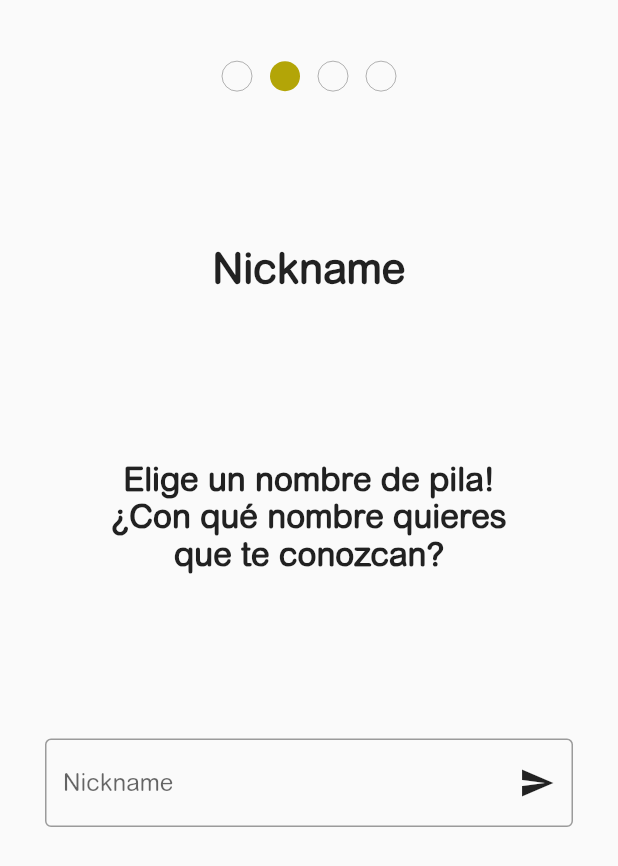
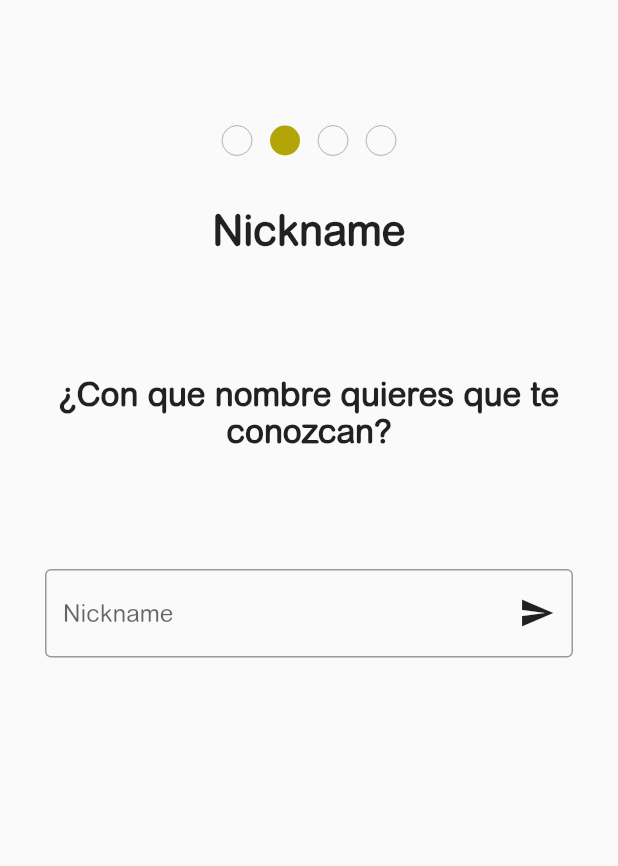
Before and after one commit to just-talk-team/app, a Flutter app: the Register screen opened by its route, after a tap on "Femenino", on a phone screen of 412 x 824 dp. Shown: the top 866 px of the screen. Run offline on Flutter 3.47's test engine with Material 2 defaults, Android fonts, the phone set to English and light mode, and no system bars; drawn by our look-alikes of auto_size_text, smooth_page_indicator; our stand-ins replace cloud_firestore, email_validator, equatable, firebase_auth, firebase_core, firebase_storage and 5 more; missing offline and left inert: enum_to_string, flutter_login_facebook, pedantic; accounts and stored records are empty.

Commit message:
errors fixed

```diff
--- a/lib/layouts/avatar_page.dart
+++ b/lib/layouts/avatar_page.dart
@@ -31,7 +31,6 @@ class _AvatarPage extends State<AvatarPage> {
   @override
   Widget build(BuildContext context) {
     return Column(
-      mainAxisAlignment: MainAxisAlignment.spaceEvenly,
       children: <Widget>[
         //Title
         Container(
@@ -43,45 +42,17 @@ class _AvatarPage extends State<AvatarPage> {
                     TextStyle(fontSize: 28, fontWeight: FontWeight.bold),
               )),
         ),
-        Column(
-          children: [
-            AutoSizeText(
-              "No elijas una foto tuya!",
-              textAlign: TextAlign.center,
-              style: TextStyle(
-                fontSize: 22,
-                fontWeight: FontWeight.bold,
-              ),
-              maxLines: 1,
+        Padding(
+          padding: const EdgeInsets.symmetric(horizontal: 30,vertical: 80),
+          child: AutoSizeText(
+            "Elige una imagen que te represente!",
+            textAlign: TextAlign.center,
+            style: TextStyle(
+              fontSize: 22,
+              fontWeight: FontWeight.bold,
             ),
-            AutoSizeText(
-              "Elige algo que te",
-              textAlign: TextAlign.center,
-              style: TextStyle(
-                fontSize: 22,
-                fontWeight: FontWeight.bold,
-              ),
-              maxLines: 1,
-            ),
-            AutoSizeText(
-              "represente",
-              textAlign: TextAlign.center,
-              style: TextStyle(
-                fontSize: 22,
-                fontWeight: FontWeight.bold,
-              ),
-              maxLines: 1,
-            ),
-            AutoSizeText(
-              "a ti",
-              textAlign: TextAlign.center,
-              style: TextStyle(
-                fontSize: 22,
-                fontWeight: FontWeight.bold,
-              ),
-              maxLines: 1,
-            ),
-          ],
+            maxLines: 2,
+          ),
         ),
 
         //Content
--- a/lib/layouts/chat.dart
+++ b/lib/layouts/chat.dart
@@ -214,6 +214,10 @@ class _Chat extends State<Chat> with TickerProviderStateMixin {
     _chatReady = false;
     recoverChatInfo();
     _startClock();
+
+    WidgetsBinding.instance.addPostFrameCallback((_) {
+      print(_scrollController.position.maxScrollExtent);
+    });
   }
 
   @override
--- a/lib/layouts/info_page.dart
+++ b/lib/layouts/info_page.dart
@@ -78,7 +78,7 @@ class _InfoPage extends State<InfoPage> {
   @override
   Widget build(BuildContext context) {
     return Column(
-      mainAxisAlignment: MainAxisAlignment.spaceEvenly,
+      mainAxisAlignment: MainAxisAlignment.start,
       children: <Widget>[
         //Title
         Container(
@@ -88,15 +88,15 @@ class _InfoPage extends State<InfoPage> {
             ),
           ),
         Padding(
-            padding: const EdgeInsets.symmetric(horizontal: 100),
+            padding: const EdgeInsets.symmetric(horizontal: 30, vertical: 80),
             child: AutoSizeText(
-              "Bríndanos tus datos para conversar al instante con otras personas que quieren escucharte!",
+              "Mantén conversaciones interesantes",
               textAlign: TextAlign.center,
               style: TextStyle(
                 fontSize: 22,
                 fontWeight: FontWeight.bold,
               ),
-              maxLines: 5,
+              maxLines: 2,
             ),
           ),
 
@@ -104,7 +104,6 @@ class _InfoPage extends State<InfoPage> {
         Padding(
           padding: const EdgeInsets.symmetric(horizontal: 30),
           child: Column(
-            mainAxisAlignment: MainAxisAlignment.spaceEvenly,
             children: <Widget>[
               MyTextFieldDatePicker(
                 key: Key('DatePicker'),
--- a/lib/layouts/nickname_page.dart
+++ b/lib/layouts/nickname_page.dart
@@ -40,7 +40,6 @@ class _NicknamePage extends State<NicknamePage> {
   Widget build(BuildContext context) {
     return Container(
       child: Column(
-        mainAxisAlignment: MainAxisAlignment.spaceEvenly,
         children: <Widget>[
           //Title
           Container(
@@ -53,40 +52,18 @@ class _NicknamePage extends State<NicknamePage> {
                 )),
           ),
           Padding(
-              padding: EdgeInsets.fromLTRB(30, 0, 30, 0),
-              child: Column(
-                children: [
-                  AutoSizeText(
-                    "Elige un nombre de pila!",
-                    textAlign: TextAlign.center,
-                    style: TextStyle(
-                      fontSize: 22,
-                      fontWeight: FontWeight.bold,
-                    ),
-                    maxLines: 1,
-                  ),
-                  AutoSizeText(
-                    "¿Con qué nombre quieres",
-                    textAlign: TextAlign.center,
-                    style: TextStyle(
-                      fontSize: 22,
-                      fontWeight: FontWeight.bold,
-                    ),
-                    maxLines: 1,
-                  ),
-                  AutoSizeText(
-                    "que te conozcan?",
-                    textAlign: TextAlign.center,
-                    style: TextStyle(
-                      fontSize: 22,
-                      fontWeight: FontWeight.bold,
-                    ),
-                    maxLines: 1,
-                  ),
-                ],
+              padding: EdgeInsets.symmetric(horizontal: 30,vertical: 80),
+              child: AutoSizeText(
+                "¿Con que nombre quieres que te conozcan?",
+                textAlign: TextAlign.center,
+                style: TextStyle(
+                  fontSize: 22,
+                  fontWeight: FontWeight.bold,
+                ),
+                maxLines: 2,
               )),
           //Content
-          Padding(
+          Container(
             padding: const EdgeInsets.symmetric(horizontal: 30.0),
             child: Stack(
                 alignment: Alignment.centerRight,
@@ -119,7 +96,7 @@ class _NicknamePage extends State<NicknamePage> {
                   )
                 ]),
           ),
-          SizedBox(height: 50)
+          SizedBox(height: 100)
         ],
       ),
     );
--- a/lib/layouts/register.dart
+++ b/lib/layouts/register.dart
@@ -67,11 +67,11 @@ class _Register extends State<Register> {
   @override
   Widget build(BuildContext context) {
     return Scaffold(
-      resizeToAvoidBottomPadding: false,
+      resizeToAvoidBottomPadding: true,
       body: SafeArea(
         child: Column(children: <Widget>[
           Expanded(
-            flex: 1,
+            flex: 2,
             child: Container(
               margin: EdgeInsets.only(top: 50),
               child: Row(
@@ -94,7 +94,7 @@ class _Register extends State<Register> {
             ),
           ),
           Expanded(
-            flex: 15,
+            flex: 10,
             child: PageView(key: Key("pageview"), controller: controller,
                 //physics: new NeverScrollableScrollPhysics(),
                 children: <Widget>[
--- a/lib/layouts/segment_page.dart
+++ b/lib/layouts/segment_page.dart
@@ -45,10 +45,8 @@ class _SegmentPage extends State<SegmentPage> {
 
   @override
   Widget build(BuildContext context) {
-    return Padding(
-      padding: const EdgeInsets.fromLTRB(0, 80, 0, 0),
-      child: Column(
-        mainAxisAlignment: MainAxisAlignment.spaceEvenly,
+    return Stack(children: [
+      Column(
         children: <Widget>[
           //Title
           Container(
@@ -59,42 +57,20 @@ class _SegmentPage extends State<SegmentPage> {
                   style: TextStyle(fontSize: 28, fontWeight: FontWeight.bold),
                 )),
           ),
-          Column(
-            children: [
-              AutoSizeText(
-                "Descubre personas",
+          Padding(
+            padding: const EdgeInsets.symmetric(horizontal: 30, vertical: 80),
+            child: AutoSizeText(
+              "Descubre amigos de tu organización",
               textAlign: TextAlign.center,
               style: TextStyle(
                 fontSize: 22,
                 fontWeight: FontWeight.bold,
               ),
-                maxLines: 1,
+              maxLines: 2,
             ),
-              AutoSizeText(
-                "interesantes que forman",
-                textAlign: TextAlign.center,
-                style: TextStyle(
-                  fontSize: 22,
-                  fontWeight: FontWeight.bold,
-                ),
-                maxLines: 1,
-              ),
-              AutoSizeText(
-                "parte de tu organización!",
-                textAlign: TextAlign.center,
-                style: TextStyle(
-                  fontSize: 22,
-                  fontWeight: FontWeight.bold,
-                ),
-                maxLines: 1,
-              ),
-            ],
           ),
 
           //Content
-          Column(
-            mainAxisAlignment: MainAxisAlignment.center,
-            children: <Widget>[
           Padding(
             padding: EdgeInsets.fromLTRB(30, 0, 30, 0),
             child: Stack(
@@ -160,16 +136,9 @@ class _SegmentPage extends State<SegmentPage> {
                   ),
                 )),
           ),
-            ],
-          ),
 
-          Padding(
-            padding: EdgeInsets.fromLTRB(MediaQuery.of(context).size.width / 25,
-                0, MediaQuery.of(context).size.width / 25, 0),
-            child: Align(
-              alignment: Alignment.bottomCenter,
-              child: StatefulBuilder(builder: (context, setState) {
-                return !finished
+          StatefulBuilder(
+            builder: (context, setStateInner) => !finished
                 ? RaisedButton.icon(
                     key: Key('Finalizar'),
                     shape: RoundedRectangleBorder(
@@ -181,39 +150,45 @@ class _SegmentPage extends State<SegmentPage> {
                     onPressed: () async {
                       debugPrint("PASSED TO");
                       if (widget.userI.segments.length != 0) {
+                        setStateInner(() {
+                          finished = true;
+                        });
                         await widget.userService.registrateUser(
                             widget.userI,
                             BlocProvider.of<AuthenticationCubit>(context)
                                 .state
                                 .user
                                 .id);
-                            Navigator.of(context).pushReplacementNamed('/home');
+
+                        await Navigator.of(context)
+                            .pushReplacementNamed('/home');
+
+                        setStateInner(() {
+                          finished = false;
+                        });
+                        dispose();
                       }
                     },
-                        icon: Icon(Icons.sentiment_very_satisfied_rounded,
-                            size: 35),
+                    icon:
+                        Icon(Icons.sentiment_very_satisfied_rounded, size: 35),
                     label: Text(
                       "Finalizar",
                       style: TextStyle(fontSize: 20),
                     ),
                   )
-                    : CircularProgressIndicator();
-              }),
+                : CircularProgressIndicator(),
+          )
+        ],
       ),
-          ),
-          Padding(
-              padding: EdgeInsets.fromLTRB(
-                  MediaQuery.of(context).size.width / 25,
-                  0,
-                  MediaQuery.of(context).size.width / 25,
-                  0),
+      Container(
+        padding: const EdgeInsets.symmetric(vertical: 20),
+        alignment: Alignment.bottomCenter,
         child: AutoSizeText(
           '* Una vez agregado un correo, deberás validar el mismo ingresando al enlace que te enviaremos',
           textAlign: TextAlign.center,
           style: TextStyle(color: Color(0xff8a8a8a)),
-              ))
-        ],
         ),
-    );
+      )
+    ]);
   }
 }
```
Lines whose indentation alone changed are shown as unchanged.
